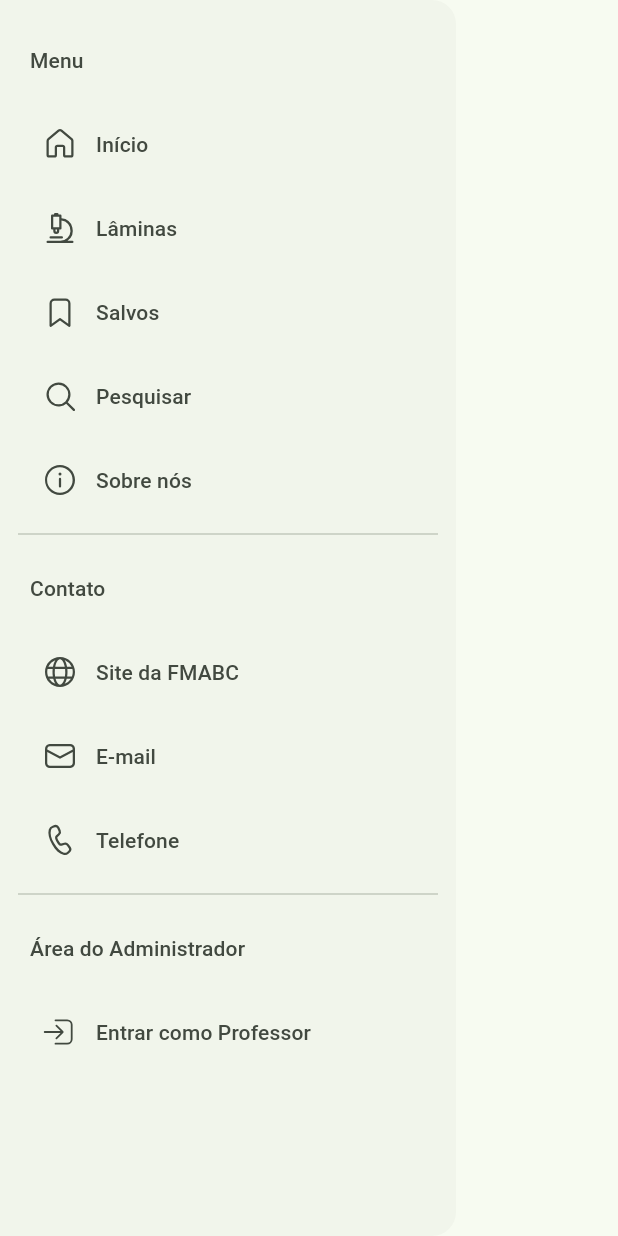
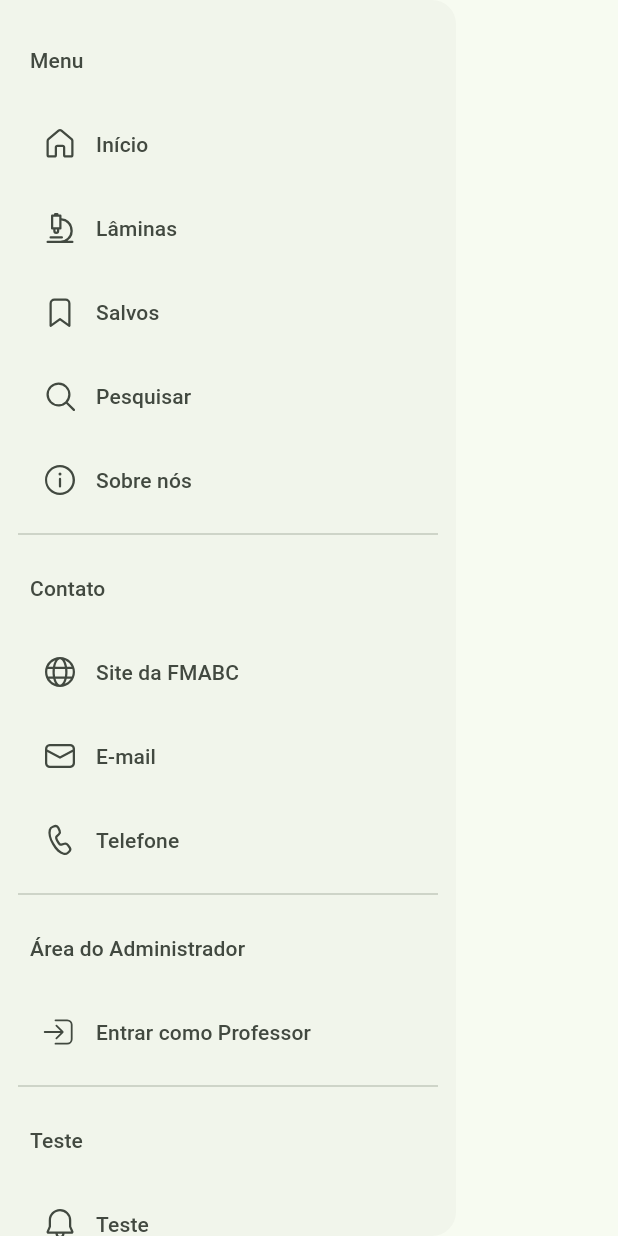
Before and after one commit to guimduarte/TTI206-ProjetoIntegradorInterdisciplinar-DesenvolvimentoMultiplataforma, a Flutter app: the MenuDrawer widget shown alone on an empty page, opened directly, on a phone screen of 412 x 824 dp. Run offline on Flutter 3.47's test engine with Material 3 defaults, Android fonts, the phone set to English and light mode, and no system bars; our stand-ins replace fluentui_system_icons, flutter_map, go_router.

Commit message:
feat(imagem_teste) adicionando a imagem para testes

```diff
--- a/atlas_digital_fmabc/lib/config/routes/router.dart
+++ b/atlas_digital_fmabc/lib/config/routes/router.dart
@@ -1,6 +1,7 @@
 import 'package:atlas_digital_fmabc/config/routes/routes.dart';
 import 'package:atlas_digital_fmabc/screens/admin/auth/login_page.dart';
 import 'package:atlas_digital_fmabc/screens/home/home_page.dart';
+import 'package:atlas_digital_fmabc/screens/imagem_teste/imagem_teste.dart';
 import 'package:atlas_digital_fmabc/screens/saved_itens/saved_itens.dart';
 import 'package:atlas_digital_fmabc/screens/slides/explore_slides_page.dart';
 import 'package:atlas_digital_fmabc/widgets/layout/main_layout.dart';
@@ -66,6 +67,10 @@ final router = GoRouter(
                   path: Routes.loginPage,
                   builder: (context, state) => const LoginPage(),
                 ),
+                GoRoute(
+                  path: Routes.imagemTeste,
+                  builder: (context, state) => const TesteImagem()
+                )
               ],
             ),
           ],
--- a/atlas_digital_fmabc/lib/config/routes/routes.dart
+++ b/atlas_digital_fmabc/lib/config/routes/routes.dart
@@ -10,4 +10,8 @@ class Routes {
   // Rotas admin
   static const String loginPage = "login";
   static const String nestedLoginPage = "/menu/login";
+
+  //Rota da imagem teste
+  static const String imagemTeste = "teste";
+  static const String nestedImagemPage = "/menu/teste";
 }
--- a/atlas_digital_fmabc/lib/models/navigation/destination.dart
+++ b/atlas_digital_fmabc/lib/models/navigation/destination.dart
@@ -98,3 +98,11 @@ const contactDestinations = [
     selectedIcon: FluentIcons.call_24_filled,
   ),
 ];
+
+const testeDestinations = [
+  Destination(
+    label: "Teste",
+    icon: FluentIcons.alert_24_regular,
+    selectedIcon: FluentIcons.alert_24_filled,
+    route: Routes.nestedImagemPage
+)];
--- a/atlas_digital_fmabc/lib/widgets/layout/menu/menu_drawer.dart
+++ b/atlas_digital_fmabc/lib/widgets/layout/menu/menu_drawer.dart
@@ -47,6 +47,7 @@ class _MenuDrawerState extends State<MenuDrawer> {
       ...railDestinations,
       ...contactDestinations,
       ...adminDestinations,
+      ...testeDestinations
     ];
 
     return SafeArea(
@@ -85,6 +86,10 @@ class _MenuDrawerState extends State<MenuDrawer> {
           // Seção do Administrador
           _sectionHeader("Área do Administrador", theme),
           ...destinationsBuilder(adminDestinations),
+          _menuDivider,
+
+          _sectionHeader("Teste", theme),
+          ...destinationsBuilder(testeDestinations)
         ],
       ),
     );
```
Also changed, not shown: atlas_digital_fmabc/lib/screens/imagem_teste/imagem_teste.dart (added, +37 -0 lines).
